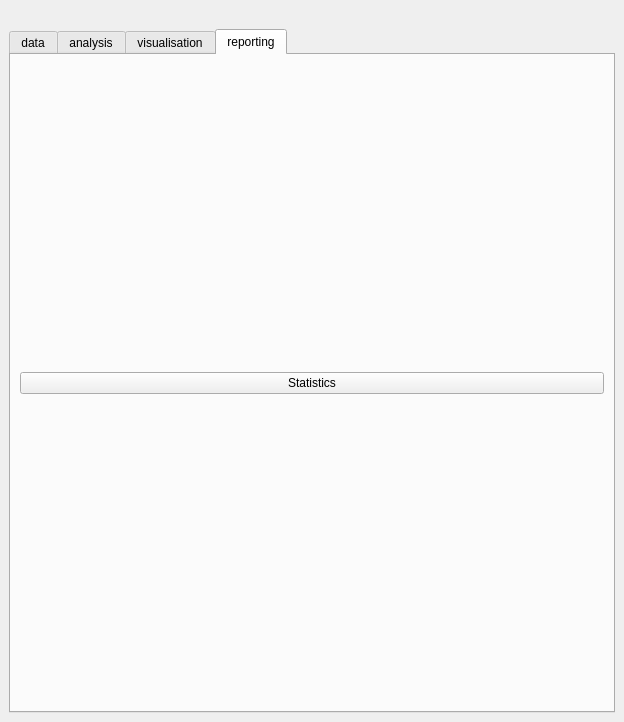
First picture: the form in PASCAL2/spatial_decision_dockwidget_base.ui, repository SimonGriffioen/GEO1005, before the edit.
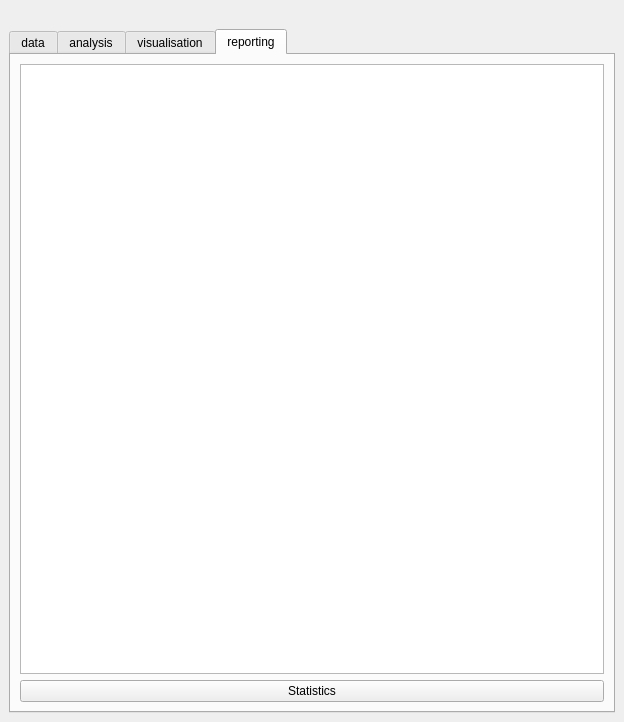
Second picture: the form after the edit. Icons and pictures are not drawn.

Commit message:
statistics table
get some statistics in a table (under construction)

What changed in the file:
```diff
--- a/PASCAL2/spatial_decision_dockwidget_base.ui
+++ b/PASCAL2/spatial_decision_dockwidget_base.ui
@@ -224,6 +224,9 @@
         <string>reporting</string>
        </attribute>
        <layout class="QVBoxLayout" name="verticalLayout">
+        <item>
+         <widget class="QTableWidget" name="statisticsTable"/>
+        </item>
         <item>
          <widget class="QPushButton" name="statisticsButton">
           <property name="text">
```
The commit also changes 2 other files.
